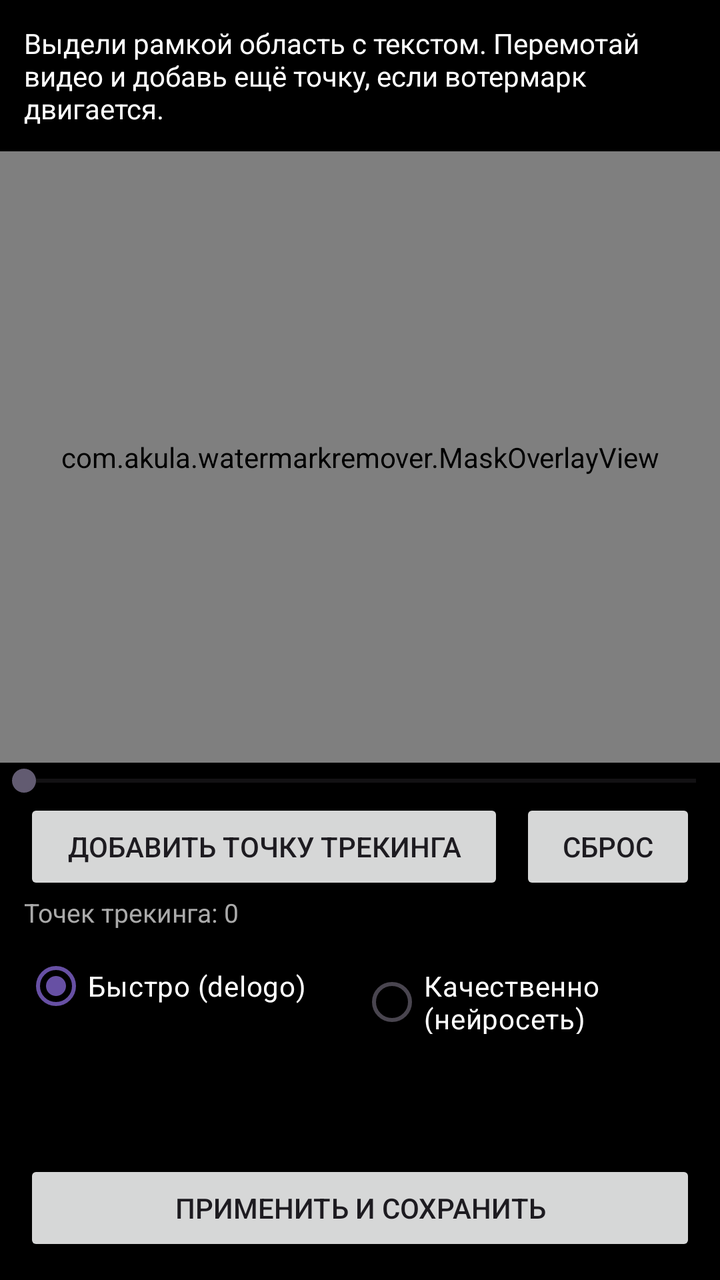
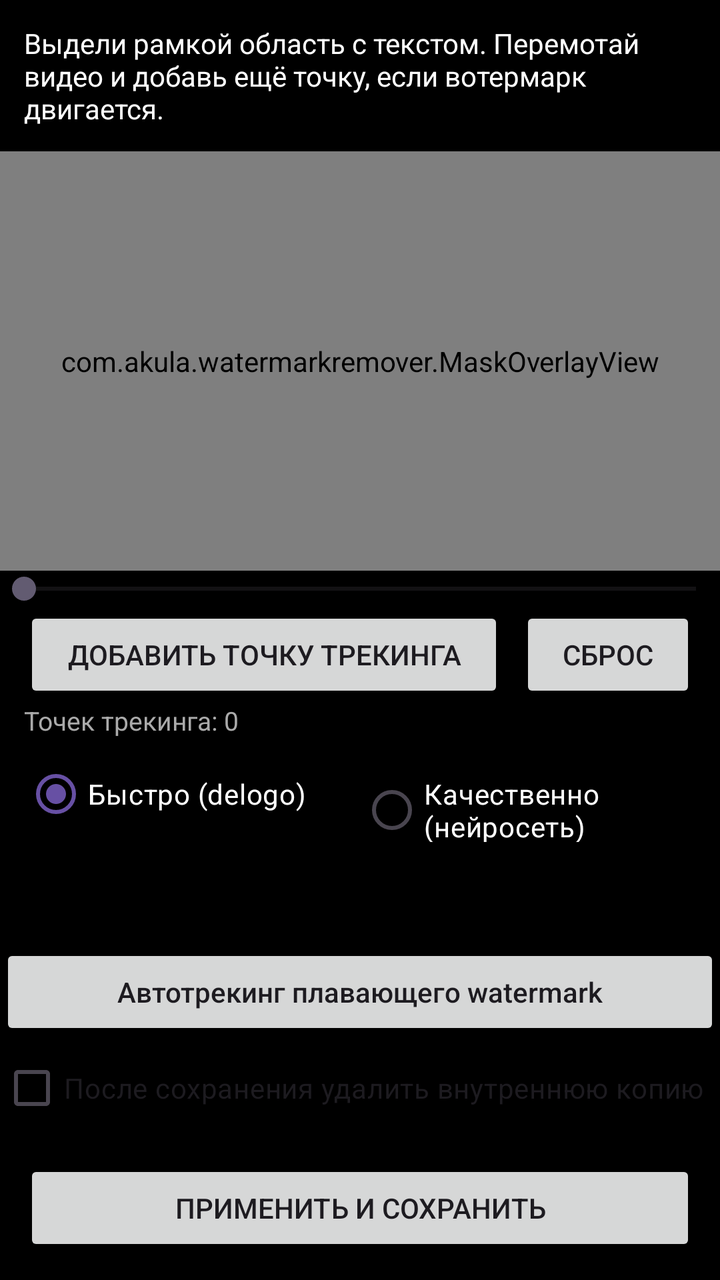

Two renders of the same Android screen: before a commit and after it. Below are the layout's source before the change and the commit's diff.
<!-- AndroidManifest.xml: application theme Theme.WatermarkRemover -->
<!-- res/layout/activity_editor.xml -->
<?xml version="1.0" encoding="utf-8"?>
<LinearLayout xmlns:android="http://schemas.android.com/apk/res/android"
    android:layout_width="match_parent"
    android:layout_height="match_parent"
    android:orientation="vertical"
    android:background="#000000">

    <TextView
        android:layout_width="match_parent"
        android:layout_height="wrap_content"
        android:padding="12dp"
        android:textColor="#FFFFFF"
        android:text="Выдели рамкой область с текстом. Перемотай видео и добавь ещё точку, если вотермарк двигается." />

    <FrameLayout
        android:layout_width="match_parent"
        android:layout_height="0dp"
        android:layout_weight="1">

        <VideoView
            android:id="@+id/videoView"
            android:layout_width="match_parent"
            android:layout_height="match_parent" />

        <com.akula.watermarkremover.MaskOverlayView
            android:id="@+id/maskOverlay"
            android:layout_width="match_parent"
            android:layout_height="match_parent" />
    </FrameLayout>

    <SeekBar
        android:id="@+id/seekBar"
        android:layout_width="match_parent"
        android:layout_height="wrap_content"
        android:paddingStart="12dp"
        android:paddingEnd="12dp" />

    <LinearLayout
        android:layout_width="match_parent"
        android:layout_height="wrap_content"
        android:orientation="horizontal"
        android:paddingStart="12dp"
        android:paddingEnd="12dp">

        <Button
            android:id="@+id/btnAddKeyframe"
            android:layout_width="0dp"
            android:layout_height="wrap_content"
            android:layout_weight="1"
            android:layout_marginEnd="8dp"
            android:text="Добавить точку трекинга" />

        <Button
            android:id="@+id/btnClearKeyframes"
            android:layout_width="wrap_content"
            android:layout_height="wrap_content"
            android:text="Сброс" />
    </LinearLayout>

    <TextView
        android:id="@+id/tvKeyframes"
        android:layout_width="match_parent"
        android:layout_height="wrap_content"
        android:paddingStart="12dp"
        android:paddingEnd="12dp"
        android:textColor="#AAAAAA"
        android:textSize="13sp"
        android:text="Точек трекинга: 0" />

    <RadioGroup
        android:id="@+id/modeGroup"
        android:layout_width="match_parent"
        android:layout_height="wrap_content"
        android:orientation="horizontal"
        android:paddingStart="12dp"
        android:paddingEnd="12dp"
        android:paddingTop="4dp">

        <RadioButton
            android:id="@+id/radioFast"
            android:layout_width="0dp"
            android:layout_height="wrap_content"
            android:layout_weight="1"
            android:textColor="#FFFFFF"
            android:checked="true"
            android:text="Быстро (delogo)" />

        <RadioButton
            android:id="@+id/radioQuality"
            android:layout_width="0dp"
            android:layout_height="wrap_content"
            android:layout_weight="1"
            android:textColor="#FFFFFF"
            android:text="Качественно (нейросеть)" />
    </RadioGroup>

    <ProgressBar
        android:id="@+id/progressBar"
        style="?android:attr/progressBarStyleHorizontal"
        android:layout_width="match_parent"
        android:layout_height="wrap_content"
        android:max="100"
        android:visibility="invisible" />

    <TextView
        android:id="@+id/tvStatus"
        android:layout_width="match_parent"
        android:layout_height="wrap_content"
        android:padding="8dp"
        android:textColor="#FFFFFF"
        android:text="" />

    <Button
        android:id="@+id/btnApply"
        android:layout_width="match_parent"
        android:layout_height="wrap_content"
        android:layout_margin="12dp"
        android:text="Применить и сохранить" />

</LinearLayout>
<!-- resources referenced by this layout -->
<resources>
  <style name="Theme.WatermarkRemover" parent="Theme.Material3.DayNight.NoActionBar" />
</resources>

<!-- the commit's change to res/layout/activity_editor.xml (unified diff, before → after) -->
@@ -111,6 +111,20 @@
         android:text="" />
 
     <Button
+        android:id="@+id/btnAutoTrack"
+        android:layout_width="match_parent"
+        android:layout_height="wrap_content"
+        android:text="Автотрекинг плавающего watermark"
+        android:textAllCaps="false" />
+
+    <CheckBox
+        android:id="@+id/cbDeleteInternal"
+        android:layout_width="match_parent"
+        android:layout_height="wrap_content"
+        android:text="После сохранения удалить внутреннюю копию"
+        android:checked="false" />
+
+    <Button
         android:id="@+id/btnApply"
         android:layout_width="match_parent"
         android:layout_height="wrap_content"
